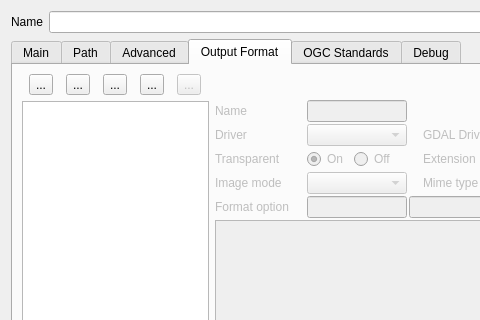
Old version of the form mapsettings.ui in the repository QMapfileEditor/QMapfileEditor; both pictures show x 0 to 480 and y 0 to 320 of the 642 by 500 pixel window.
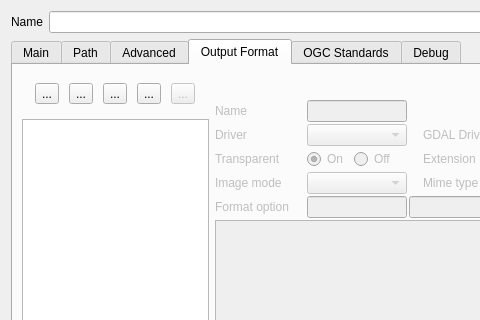
New version of the form. The open tabs and pages were chosen to show the change. Icons and pictures are not drawn.

Commit message:
mapsettings / outputformat model - WIP
Sounds coherent with what @yjacolin imagined for the interface, as for
now.

The edit to the form file:
```diff
--- a/mapsettings.ui
+++ b/mapsettings.ui
@@ -1279,6 +1279,7 @@
        <item row="0" column="0" rowspan="2">
         <layout class="QVBoxLayout" name="verticalLayout_3">
          <item>
+          <widget class="QWidget" name="outputformat_buttons" native="true">
           <layout class="QHBoxLayout" name="horizontalLayout_31">
            <item>
             <widget class="QToolButton" name="outputformat_new">
@@ -1366,6 +1367,7 @@
             </widget>
            </item>
           </layout>
+          </widget>
          </item>
          <item>
           <widget class="QTreeView" name="mf_outputformat_list"/>
```
Left out of the diff: 2 changed lines with no effect on the pictures. Lines whose indentation alone changed are shown as unchanged. The commit also changes 3 other files.
